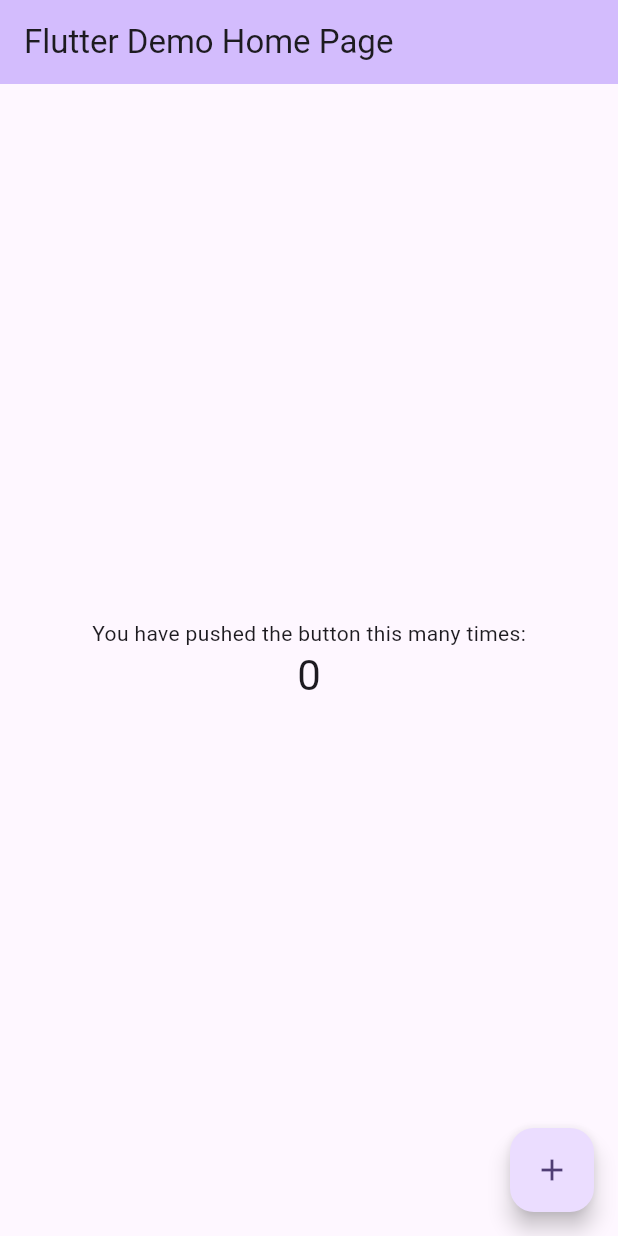
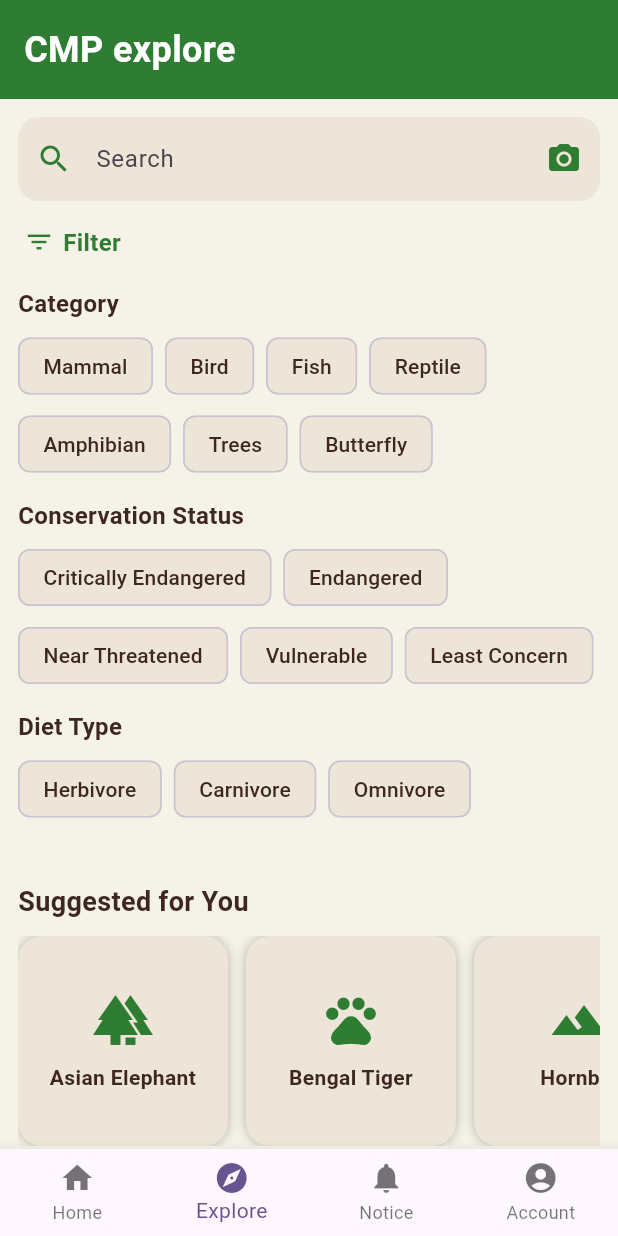
Before and after one commit to Smarika13/CNP_EXPLOREE, a Flutter app: the screen it shows after launch, on a phone screen of 412 x 824 dp. Run offline on Flutter 3.47's test engine with Material 3 defaults, Android fonts, the phone set to English and light mode, and no system bars; our stand-ins replace equatable, flutter_dotenv.

Commit message:
feat(tabs): tabs functionality added

```diff
--- /dev/null
+++ b/lib/explore_page.dart
@@ -0,0 +1,213 @@
+// ...existing code...
+import 'package:flutter/material.dart';
+import 'shared/common_layout.dart';
+
+class ExplorePage extends StatelessWidget {
+  const ExplorePage({super.key});
+
+  @override
+  Widget build(BuildContext context) {
+    return CommonLayout(
+      child: Container(
+        decoration: const BoxDecoration(
+          color: Color(0xFFF5F2E7),
+        ),
+        child: SingleChildScrollView(
+          child: Column(
+            crossAxisAlignment: CrossAxisAlignment.start,
+            children: [
+              _buildSearchBar(),
+            _buildFilterLabel(),
+            const SizedBox(height: 8),
+
+            // Category Section
+            _buildFilterSection('Category', [
+              'Mammal',
+              'Bird',
+              'Fish',
+              'Reptile',
+              'Amphibian',
+              'Trees',      // changed from Plant → Trees
+              'Butterfly',  // added
+            ]),
+
+            // Conservation Status Section (all items together)
+            _buildFilterSection('Conservation Status', [
+              'Critically Endangered',  // added
+              'Endangered',
+              'Near Threatened',        // added
+              'Vulnerable',
+              'Least Concern',
+            ]),
+
+            // Diet Type Section
+            _buildFilterSection('Diet Type', [
+              'Herbivore',
+              'Carnivore',
+              'Omnivore',
+            ]),
+
+            const SizedBox(height: 20),
+              _buildSuggestedSection(),
+              const SizedBox(height: 80),
+            ],
+          ),
+        ),
+      ),
+    );
+  }
+
+  // Search Bar
+  Widget _buildSearchBar() {
+    return Padding(
+      padding: const EdgeInsets.all(12),
+      child: TextField(
+        decoration: InputDecoration(
+          hintText: 'Search',
+          filled: true,
+          fillColor: const Color(0xFFECE5D8),
+          prefixIcon: const Icon(
+            Icons.search,
+            color: Color(0xFF2E7D32),
+          ),
+          suffixIcon: IconButton(
+            icon: const Icon(
+              Icons.camera_alt,
+              color: Color(0xFF2E7D32),
+            ),
+            onPressed: () {},
+          ),
+          border: OutlineInputBorder(
+            borderRadius: BorderRadius.circular(14),
+            borderSide: BorderSide.none,
+          ),
+        ),
+      ),
+    );
+  }
+
+  // Filter Label (non-clickable)
+  Widget _buildFilterLabel() {
+    return Padding(
+      padding: const EdgeInsets.symmetric(horizontal: 16, vertical: 4),
+      child: Row(
+        children: const [
+          Icon(
+            Icons.filter_list,
+            color: Color(0xFF2E7D32),
+            size: 20,
+          ),
+          SizedBox(width: 6),
+          Text(
+            'Filter',
+            style: TextStyle(
+              fontSize: 16,
+              fontWeight: FontWeight.w600,
+              color: Color(0xFF2E7D32),
+            ),
+          ),
+        ],
+      ),
+    );
+  }
+
+  // Generic Filter Section
+  Widget _buildFilterSection(String title, List<String> options) {
+    return Padding(
+      padding: const EdgeInsets.symmetric(horizontal: 12, vertical: 6),
+      child: Column(
+        crossAxisAlignment: CrossAxisAlignment.start,
+        children: [
+          Text(
+            title,
+            style: const TextStyle(
+              fontSize: 16,
+              fontWeight: FontWeight.bold,
+              color: Color(0xFF3E2723),
+            ),
+          ),
+          const SizedBox(height: 6),
+          Wrap(
+            spacing: 8,
+            runSpacing: 4,
+            children: options.map((option) {
+              return FilterChip(
+                label: Text(option),
+                selected: false,
+                backgroundColor: const Color(0xFFECE5D8),
+                selectedColor: const Color(0xFF81C784),
+                labelStyle: const TextStyle(color: Color(0xFF3E2723)),
+                onSelected: (_) {},
+              );
+            }).toList(),
+          ),
+        ],
+      ),
+    );
+  }
+
+  // Suggested Section
+  Widget _buildSuggestedSection() {
+    final suggestions = ['Asian Elephant', 'Bengal Tiger', 'Hornbill'];
+    final icons = [Icons.forest, Icons.pets, Icons.landscape];
+
+    return Padding(
+      padding: const EdgeInsets.all(12),
+      child: Column(
+        crossAxisAlignment: CrossAxisAlignment.start,
+        children: [
+          const Text(
+            'Suggested for You',
+            style: TextStyle(
+              fontSize: 18,
+              fontWeight: FontWeight.bold,
+              color: Color(0xFF3E2723),
+            ),
+          ),
+          const SizedBox(height: 10),
+          SizedBox(
+            height: 140,
+            child: ListView.separated(
+              scrollDirection: Axis.horizontal,
+              itemCount: suggestions.length,
+              separatorBuilder: (_, __) => const SizedBox(width: 12),
+              itemBuilder: (context, index) {
+                return Container(
+                  width: 140,
+                  padding: const EdgeInsets.all(12),
+                  decoration: BoxDecoration(
+                    color: const Color(0xFFECE5D8),
+                    borderRadius: BorderRadius.circular(16),
+                    boxShadow: const [
+                      BoxShadow(color: Colors.black26, blurRadius: 6),
+                    ],
+                  ),
+                  child: Column(
+                    mainAxisAlignment: MainAxisAlignment.center,
+                    children: [
+                      Icon(
+                        icons[index],
+                        size: 40,
+                        color: const Color(0xFF2E7D32),
+                      ),
+                      const SizedBox(height: 8),
+                      Text(
+                        suggestions[index],
+                        textAlign: TextAlign.center,
+                        style: const TextStyle(
+                          fontWeight: FontWeight.w600,
+                          color: Color(0xFF3E2723),
+                        ),
+                      ),
+                    ],
+                  ),
+                );
+              },
+            ),
+          ),
+        ],
+      ),
+    );
+  }
+}
+// ...existing code...
--- a/lib/main.dart
+++ b/lib/main.dart
@@ -1,4 +1,9 @@
+// ...existing code...
+import 'package:cnp_navigator/explore_page.dart';
 import 'package:flutter/material.dart';
+import 'home_page.dart';
+import 'notice_page.dart';
+import 'account_page.dart';
 
 void main() {
   runApp(const MyApp());
@@ -7,119 +12,65 @@ void main() {
 class MyApp extends StatelessWidget {
   const MyApp({super.key});
 
-  // This widget is the root of your application.
   @override
   Widget build(BuildContext context) {
     return MaterialApp(
-      title: 'Flutter Demo',
+      title: 'CNP App',
       theme: ThemeData(
-        // This is the theme of your application.
-        //
-        // TRY THIS: Try running your application with "flutter run". You'll see
-        // the application has a purple toolbar. Then, without quitting the app,
-        // try changing the seedColor in the colorScheme below to Colors.green
-        // and then invoke "hot reload" (save your changes or press the "hot
-        // reload" button in a Flutter-supported IDE, or press "r" if you used
-        // the command line to start the app).
-        //
-        // Notice that the counter didn't reset back to zero; the application
-        // state is not lost during the reload. To reset the state, use hot
-        // restart instead.
-        //
-        // This works for code too, not just values: Most code changes can be
-        // tested with just a hot reload.
         colorScheme: ColorScheme.fromSeed(seedColor: Colors.deepPurple),
         useMaterial3: true,
       ),
-      home: const MyHomePage(title: 'Flutter Demo Home Page'),
+      home: const MainNav(),
     );
   }
 }
 
-class MyHomePage extends StatefulWidget {
-  const MyHomePage({super.key, required this.title});
-
-  // This widget is the home page of your application. It is stateful, meaning
-  // that it has a State object (defined below) that contains fields that affect
-  // how it looks.
-
-  // This class is the configuration for the state. It holds the values (in this
-  // case the title) provided by the parent (in this case the App widget) and
-  // used by the build method of the State. Fields in a Widget subclass are
-  // always marked "final".
-
-  final String title;
+class MainNav extends StatefulWidget {
+  const MainNav({super.key});
 
   @override
-  State<MyHomePage> createState() => _MyHomePageState();
+  State<MainNav> createState() => _MainNavState();
 }
 
-class _MyHomePageState extends State<MyHomePage> {
-  int _counter = 0;
+class _MainNavState extends State<MainNav> {
+  int _selectedIndex = 1;
 
-  void _incrementCounter() {
+  static const List<Widget> _pages = <Widget>[
+    HomePage(),
+    ExplorePage(),
+    NoticePage(),
+    AccountPage(),
+  ];
+
+  static const List<String> _titles = <String>[
+    'Home',
+    'Explore',
+    'Notice',
+    'Account',
+  ];
+
+  void _onItemTapped(int index) {
     setState(() {
-      // This call to setState tells the Flutter framework that something has
-      // changed in this State, which causes it to rerun the build method below
-      // so that the display can reflect the updated values. If we changed
-      // _counter without calling setState(), then the build method would not be
-      // called again, and so nothing would appear to happen.
-      _counter++;
+      _selectedIndex = index;
     });
   }
 
   @override
   Widget build(BuildContext context) {
-    // This method is rerun every time setState is called, for instance as done
-    // by the _incrementCounter method above.
-    //
-    // The Flutter framework has been optimized to make rerunning build methods
-    // fast, so that you can just rebuild anything that needs updating rather
-    // than having to individually change instances of widgets.
     return Scaffold(
-      appBar: AppBar(
-        // TRY THIS: Try changing the color here to a specific color (to
-        // Colors.amber, perhaps?) and trigger a hot reload to see the AppBar
-        // change color while the other colors stay the same.
-        backgroundColor: Theme.of(context).colorScheme.inversePrimary,
-        // Here we take the value from the MyHomePage object that was created by
-        // the App.build method, and use it to set our appbar title.
-        title: Text(widget.title),
+      body: IndexedStack(index: _selectedIndex, children: _pages),
+      bottomNavigationBar: BottomNavigationBar(
+        currentIndex: _selectedIndex,
+        onTap: _onItemTapped,
+        type: BottomNavigationBarType.fixed,
+        items: const [
+          BottomNavigationBarItem(icon: Icon(Icons.home), label: 'Home'),
+          BottomNavigationBarItem(icon: Icon(Icons.explore), label: 'Explore'),
+          BottomNavigationBarItem(icon: Icon(Icons.notifications), label: 'Notice'),
+          BottomNavigationBarItem(icon: Icon(Icons.account_circle), label: 'Account'),
+        ],
       ),
-      body: Center(
-        // Center is a layout widget. It takes a single child and positions it
-        // in the middle of the parent.
-        child: Column(
-          // Column is also a layout widget. It takes a list of children and
-          // arranges them vertically. By default, it sizes itself to fit its
-          // children horizontally, and tries to be as tall as its parent.
-          //
-          // Column has various properties to control how it sizes itself and
-          // how it positions its children. Here we use mainAxisAlignment to
-          // center the children vertically; the main axis here is the vertical
-          // axis because Columns are vertical (the cross axis would be
-          // horizontal).
-          //
-          // TRY THIS: Invoke "debug painting" (choose the "Toggle Debug Paint"
-          // action in the IDE, or press "p" in the console), to see the
-          // wireframe for each widget.
-          mainAxisAlignment: MainAxisAlignment.center,
-          children: <Widget>[
-            const Text(
-              'You have pushed the button this many times:',
-            ),
-            Text(
-              '$_counter',
-              style: Theme.of(context).textTheme.headlineMedium,
-            ),
-          ],
-        ),
-      ),
-      floatingActionButton: FloatingActionButton(
-        onPressed: _incrementCounter,
-        tooltip: 'Increment',
-        child: const Icon(Icons.add),
-      ), // This trailing comma makes auto-formatting nicer for build methods.
     );
   }
 }
+// ...existing code...
--- /dev/null
+++ b/lib/shared/common_layout.dart
@@ -0,0 +1,34 @@
+import 'package:flutter/material.dart';
+
+class CommonLayout extends StatelessWidget {
+  final Widget child;
+
+  const CommonLayout({
+    super.key,
+    required this.child,
+  });
+
+  @override
+  Widget build(BuildContext context) {
+    return Column(
+      children: [
+        Container(
+          width: double.infinity,
+          padding: const EdgeInsets.symmetric(vertical: 16, horizontal: 16),
+          decoration: const BoxDecoration(
+            color: Color(0xFF2E7D32),
+          ),
+          child: const Text(
+            'CMP explore',
+            style: TextStyle(
+              fontSize: 24,
+              fontWeight: FontWeight.bold,
+              color: Colors.white,
+            ),
+          ),
+        ),
+        Expanded(child: child),
+      ],
+    );
+  }
+}
--- a/pubspec.yaml
+++ b/pubspec.yaml
@@ -44,5 +44,6 @@ flutter:
   # Include .env file as asset
   assets:
     - .env
+    - assets/images/rhino1.png
     # Add other assets here as needed
     # - assets/images/
```
Also changed, not shown: lib/account_page.dart (added, +15 -0 lines), lib/home_page.dart (added, +15 -0 lines), lib/login_page.dart (added, +169 -0 lines), lib/notice_page.dart (added, +15 -0 lines), lib/profile_page.dart (added, +107 -0 lines), assets/images/rhino1.png (added), pubspec.lock.
